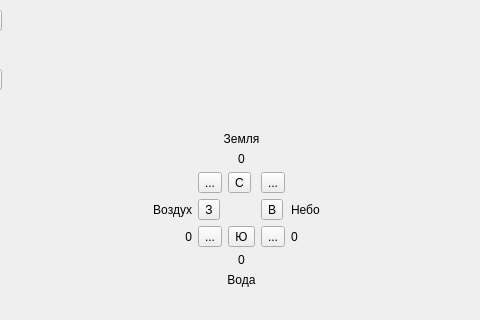
Before: the Qt Designer form AmberUI/shadowsview.ui in graninas/Amber, drawn with Qt 5; both pictures show x 311 to 791 and y 448 to 768 of the 1024 by 768 pixel window.
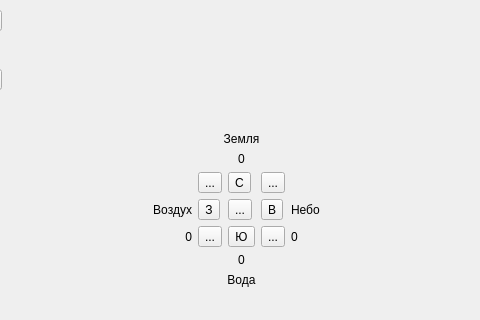
After: the same form once the commit is applied. Icons and pictures are not drawn.

Patch:
```diff
--- a/AmberUI/shadowsview.ui
+++ b/AmberUI/shadowsview.ui
@@ -921,6 +921,29 @@
           </property>
          </widget>
         </item>
+        <item row="3" column="3">
+         <widget class="QToolButton" name="toolButton">
+          <property name="text">
+           <string>...</string>
+          </property>
+          <property name="icon">
+           <iconset resource="Icons.qrc">
+            <normaloff>:/icons/icons/refresh.png</normaloff>:/icons/icons/refresh.png</iconset>
+          </property>
+          <property name="iconSize">
+           <size>
+            <width>32</width>
+            <height>32</height>
+           </size>
+          </property>
+          <property name="checkable">
+           <bool>true</bool>
+          </property>
+          <property name="checked">
+           <bool>false</bool>
+          </property>
+         </widget>
+        </item>
        </layout>
       </item>
       <item>
```
Left out of the diff: 145 changed lines with no effect on the pictures.
